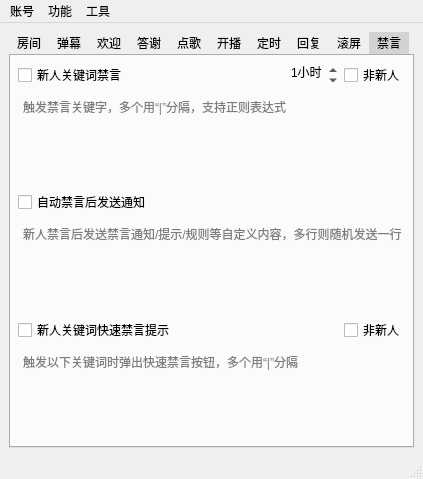
Before: the Qt Designer form mainwindow.ui in iwxyi/Bilibili-MagicalDanmaku, drawn with Qt 5.
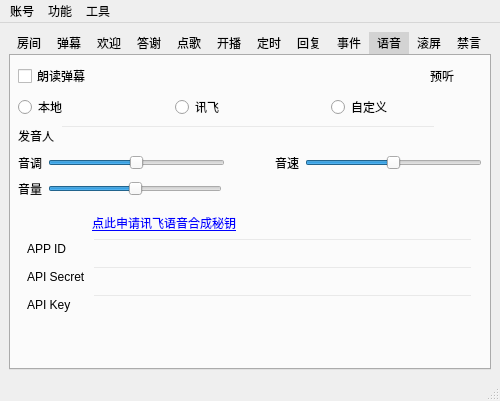
After: the same form once the commit is applied. Icons and pictures are not drawn. Custom widgets are drawn as their Qt base class.

Commit message: 添加语音控件

The edit to the form file:
```diff
--- a/mainwindow.ui
+++ b/mainwindow.ui
@@ -6,8 +6,8 @@
    <rect>
     <x>0</x>
     <y>0</y>
-    <width>423</width>
-    <height>479</height>
+    <width>500</width>
+    <height>385</height>
    </rect>
   </property>
   <property name="windowTitle">
@@ -1519,6 +1519,390 @@
         </item>
        </layout>
       </widget>
+      <widget class="QWidget" name="tab_12">
+       <attribute name="title">
+        <string>事件</string>
+       </attribute>
+       <layout class="QVBoxLayout" name="verticalLayout_13">
+        <item>
+         <widget class="QPushButton" name="addEventButton">
+          <property name="enabled">
+           <bool>false</bool>
+          </property>
+          <property name="toolTip">
+           <string>&lt;html&gt;&lt;head/&gt;&lt;body&gt;&lt;p&gt;添加关键词自动回复&lt;/p&gt;&lt;p&gt;关键词支持正则表达式，多个词语使用“|”隔开&lt;/p&gt;&lt;p&gt;若一条弹幕适配多条关键词表达式，则只回复最上面的一条回复&lt;/p&gt;&lt;/body&gt;&lt;/html&gt;</string>
+          </property>
+          <property name="text">
+           <string>添加事件触发器</string>
+          </property>
+          <property name="flat">
+           <bool>true</bool>
+          </property>
+         </widget>
+        </item>
+        <item>
+         <widget class="QListWidget" name="eventListWidget">
+          <property name="contextMenuPolicy">
+           <enum>Qt::CustomContextMenu</enum>
+          </property>
+          <property name="styleSheet">
+           <string notr="true">QListWidget
+{
+	background: transparent;
+}</string>
+          </property>
+          <property name="selectionMode">
+           <enum>QAbstractItemView::NoSelection</enum>
+          </property>
+          <property name="verticalScrollMode">
+           <enum>QAbstractItemView::ScrollPerPixel</enum>
+          </property>
+          <property name="horizontalScrollMode">
+           <enum>QAbstractItemView::ScrollPerPixel</enum>
+          </property>
+         </widget>
+        </item>
+       </layout>
+      </widget>
+      <widget class="QWidget" name="tab_11">
+       <attribute name="title">
+        <string>语音</string>
+       </attribute>
+       <layout class="QVBoxLayout" name="verticalLayout_12">
+        <item>
+         <layout class="QHBoxLayout" name="horizontalLayout_38">
+          <property name="topMargin">
+           <number>0</number>
+          </property>
+          <item>
+           <widget class="QCheckBox" name="autoSpeekDanmakuCheck">
+            <property name="text">
+             <string>朗读弹幕</string>
+            </property>
+           </widget>
+          </item>
+          <item>
+           <spacer name="horizontalSpacer_21">
+            <property name="orientation">
+             <enum>Qt::Horizontal</enum>
+            </property>
+            <property name="sizeHint" stdset="0">
+             <size>
+              <width>40</width>
+              <height>20</height>
+             </size>
+            </property>
+           </spacer>
+          </item>
+          <item>
+           <widget class="QPushButton" name="voicePreviewButton">
+            <property name="styleSheet">
+             <string notr="true"/>
+            </property>
+            <property name="text">
+             <string>预听</string>
+            </property>
+            <property name="flat">
+             <bool>true</bool>
+            </property>
+           </widget>
+          </item>
+         </layout>
+        </item>
+        <item>
+         <layout class="QHBoxLayout" name="horizontalLayout_35">
+          <item>
+           <widget class="QRadioButton" name="voiceLocalRadio">
+            <property name="text">
+             <string>本地</string>
+            </property>
+           </widget>
+          </item>
+          <item>
+           <widget class="QRadioButton" name="voiceXfyRadio">
+            <property name="text">
+             <string>讯飞</string>
+            </property>
+           </widget>
+          </item>
+          <item>
+           <widget class="QRadioButton" name="voiceCustomRadio">
+            <property name="text">
+             <string>自定义</string>
+            </property>
+           </widget>
+          </item>
+         </layout>
+        </item>
+        <item>
+         <layout class="QHBoxLayout" name="horizontalLayout_36">
+          <item>
+           <widget class="QLabel" name="label_2">
+            <property name="text">
+             <string>发音人</string>
+            </property>
+           </widget>
+          </item>
+          <item>
+           <widget class="QLineEdit" name="voiceNameEdit">
+            <property name="styleSheet">
+             <string notr="true">QLineEdit
+{
+	background: transparent;
+}</string>
+            </property>
+           </widget>
+          </item>
+          <item>
+           <widget class="QPushButton" name="voiceNameSelectButton">
+            <property name="styleSheet">
+             <string notr="true"/>
+            </property>
+            <property name="text">
+             <string/>
+            </property>
+            <property name="icon">
+             <iconset resource="resource.qrc">
+              <normaloff>:/icons/dotdotdot</normaloff>:/icons/dotdotdot</iconset>
+            </property>
+            <property name="flat">
+             <bool>true</bool>
+            </property>
+           </widget>
+          </item>
+         </layout>
+        </item>
+        <item>
+         <layout class="QHBoxLayout" name="horizontalLayout_37" stretch="0,4,1,0,4">
+          <item>
+           <widget class="QLabel" name="label_3">
+            <property name="text">
+             <string>音调</string>
+            </property>
+           </widget>
+          </item>
+          <item>
+           <widget class="QSlider" name="voicePitchSlider">
+            <property name="maximum">
+             <number>100</number>
+            </property>
+            <property name="singleStep">
+             <number>1</number>
+            </property>
+            <property name="value">
+             <number>50</number>
+            </property>
+            <property name="orientation">
+             <enum>Qt::Horizontal</enum>
+            </property>
+           </widget>
+          </item>
+          <item>
+           <spacer name="horizontalSpacer_19">
+            <property name="orientation">
+             <enum>Qt::Horizontal</enum>
+            </property>
+            <property name="sizeHint" stdset="0">
+             <size>
+              <width>5</width>
+              <height>20</height>
+             </size>
+            </property>
+           </spacer>
+          </item>
+          <item>
+           <widget class="QLabel" name="label_6">
+            <property name="text">
+             <string>音速</string>
+            </property>
+           </widget>
+          </item>
+          <item>
+           <widget class="QSlider" name="voiceSpeedSlider">
+            <property name="maximum">
+             <number>100</number>
+            </property>
+            <property name="singleStep">
+             <number>1</number>
+            </property>
+            <property name="value">
+             <number>50</number>
+            </property>
+            <property name="orientation">
+             <enum>Qt::Horizontal</enum>
+            </property>
+           </widget>
+          </item>
+         </layout>
+        </item>
+        <item>
+         <layout class="QHBoxLayout" name="horizontalLayout_39" stretch="0,4,6">
+          <property name="topMargin">
+           <number>0</number>
+          </property>
+          <item>
+           <widget class="QLabel" name="label_13">
+            <property name="text">
+             <string>音量</string>
+            </property>
+           </widget>
+          </item>
+          <item>
+           <widget class="QSlider" name="voiceVolumeSlider">
+            <property name="maximum">
+             <number>100</number>
+            </property>
+            <property name="singleStep">
+             <number>1</number>
+            </property>
+            <property name="value">
+             <number>50</number>
+            </property>
+            <property name="orientation">
+             <enum>Qt::Horizontal</enum>
+            </property>
+           </widget>
+          </item>
+          <item>
+           <spacer name="horizontalSpacer_22">
+            <property name="orientation">
+             <enum>Qt::Horizontal</enum>
+            </property>
+            <property name="sizeHint" stdset="0">
+             <size>
+              <width>40</width>
+              <height>20</height>
+             </size>
+            </property>
+           </spacer>
+          </item>
+         </layout>
+        </item>
+        <item>
+         <widget class="QStackedWidget" name="voiceStack">
+          <property name="currentIndex">
+           <number>1</number>
+          </property>
+          <widget class="QWidget" name="voiceLocalPage"/>
+          <widget class="QWidget" name="voiceXfyPage">
+           <layout class="QGridLayout" name="gridLayout_2">
+            <item row="3" column="0">
+             <widget class="QLabel" name="label_8">
+              <property name="text">
+               <string>API Key</string>
+              </property>
+             </widget>
+            </item>
+            <item row="1" column="0">
+             <widget class="QLabel" name="label_7">
+              <property name="text">
+               <string>APP ID</string>
+              </property>
+             </widget>
+            </item>
+            <item row="1" column="1">
+             <widget class="QLineEdit" name="xfyAppIdEdit">
+              <property name="styleSheet">
+               <string notr="true">QLineEdit
+{
+	background: transparent;
+}</string>
+              </property>
+             </widget>
+            </item>
+            <item row="3" column="1">
+             <widget class="QLineEdit" name="xfyApiKeyEdit">
+              <property name="styleSheet">
+               <string notr="true">QLineEdit
+{
+	background: transparent;
+}</string>
+              </property>
+             </widget>
+            </item>
+            <item row="2" column="0">
+             <widget class="QLabel" name="label_9">
+              <property name="text">
+               <string>API Secret</string>
+              </property>
+             </widget>
+            </item>
+            <item row="2" column="1">
+             <widget class="QLineEdit" name="xfyApiSecretEdit">
+              <property name="styleSheet">
+               <string notr="true">QLineEdit
+{
+	background: transparent;
+}</string>
+              </property>
+             </widget>
+            </item>
+            <item row="4" column="0">
+             <spacer name="verticalSpacer_7">
+              <property name="orientation">
+               <enum>Qt::Vertical</enum>
+              </property>
+              <property name="sizeHint" stdset="0">
+               <size>
+                <width>20</width>
+                <height>40</height>
+               </size>
+              </property>
+             </spacer>
+            </item>
+            <item row="0" column="1">
+             <widget class="QLabel" name="label_10">
+              <property name="text">
+               <string>&lt;html&gt;&lt;head/&gt;&lt;body&gt;&lt;p&gt;&lt;a href=&quot;https://console.xfyun.cn/services/tts&quot;&gt;&lt;span style=&quot; text-decoration: underline; color:#0000ff;&quot;&gt;点此申请讯飞语音合成秘钥&lt;/span&gt;&lt;/a&gt;&lt;/p&gt;&lt;/body&gt;&lt;/html&gt;</string>
+              </property>
+             </widget>
+            </item>
+           </layout>
+          </widget>
+          <widget class="QWidget" name="voiceCustomPage">
+           <layout class="QGridLayout" name="gridLayout">
+            <item row="0" column="0">
+             <widget class="QLabel" name="label_11">
+              <property name="text">
+               <string>API链接</string>
+              </property>
+             </widget>
+            </item>
+            <item row="0" column="1">
+             <widget class="QLineEdit" name="voiceCustomUrlEdit">
+              <property name="toolTip">
+               <string>&lt;html&gt;&lt;head/&gt;&lt;body&gt;&lt;p&gt;只支持直接生成并下载音频文件的API&lt;/p&gt;&lt;p&gt;例如：http://120.24.87.124/cgi-bin/ekho2.pl?cmd=SPEAK&amp;amp;voice=EkhoMandarin&amp;amp;speedDelta=0&amp;amp;pitchDelta=0&amp;amp;volumeDelta=0&amp;amp;text=%1&lt;/p&gt;&lt;/body&gt;&lt;/html&gt;</string>
+              </property>
+              <property name="styleSheet">
+               <string notr="true">QLineEdit
+{
+	background: transparent;
+}</string>
+              </property>
+              <property name="placeholderText">
+               <string>音频接口，文本用“%1”替换</string>
+              </property>
+             </widget>
+            </item>
+            <item row="1" column="0">
+             <spacer name="verticalSpacer_8">
+              <property name="orientation">
+               <enum>Qt::Vertical</enum>
+              </property>
+              <property name="sizeHint" stdset="0">
+               <size>
+                <width>20</width>
+                <height>40</height>
+               </size>
+              </property>
+             </spacer>
+            </item>
+           </layout>
+          </widget>
+         </widget>
+        </item>
+       </layout>
+      </widget>
       <widget class="QWidget" name="tab_7">
        <attribute name="title">
         <string>滚屏</string>
@@ -1837,39 +2221,8 @@
             <property name="text">
              <string>颜色</string>
             </property>
-           </widget>
-          </item>
-         </layout>
-        </item>
-        <item>
-         <widget class="QWidget" name="widget_3" native="true">
-          <property name="minimumSize">
-           <size>
-            <width>0</width>
-            <height>1</height>
-           </size>
-          </property>
-          <property name="maximumSize">
-           <size>
-            <width>16777215</width>
-            <height>1</height>
-           </size>
-          </property>
-          <property name="styleSheet">
-           <string notr="true">background: rgba(88, 88, 88, 64);
-margin: 6px;</string>
-          </property>
-         </widget>
-        </item>
-        <item>
-         <layout class="QHBoxLayout" name="horizontalLayout_32">
-          <property name="topMargin">
-           <number>0</number>
-          </property>
-          <item>
-           <widget class="QCheckBox" name="autoSpeekDanmakuCheck">
-            <property name="text">
-             <string>朗读弹幕</string>
+            <property name="flat">
+             <bool>true</bool>
             </property>
            </widget>
           </item>
@@ -1965,12 +2318,21 @@
         </item>
         <item>
          <widget class="QPlainTextEdit" name="autoBlockNewbieKeysEdit">
+          <property name="minimumSize">
+           <size>
+            <width>0</width>
+            <height>18</height>
+           </size>
+          </property>
           <property name="styleSheet">
            <string notr="true">QPlainTextEdit
 {
 	background: transparent;
 }</string>
           </property>
+          <property name="frameShadow">
+           <enum>QFrame::Sunken</enum>
+          </property>
           <property name="maximumBlockCount">
            <number>0</number>
           </property>
@@ -1998,6 +2360,12 @@
         </item>
         <item>
          <widget class="QPlainTextEdit" name="autoBlockNewbieNotifyWordsEdit">
+          <property name="minimumSize">
+           <size>
+            <width>0</width>
+            <height>18</height>
+           </size>
+          </property>
           <property name="styleSheet">
            <string notr="true">QPlainTextEdit
 {
@@ -2054,6 +2422,12 @@
         </item>
         <item>
          <widget class="QPlainTextEdit" name="promptBlockNewbieKeysEdit">
+          <property name="minimumSize">
+           <size>
+            <width>0</width>
+            <height>18</height>
+           </size>
+          </property>
           <property name="styleSheet">
            <string notr="true">QPlainTextEdit
 {
@@ -2079,8 +2453,8 @@
     <rect>
      <x>0</x>
      <y>0</y>
-     <width>423</width>
-     <height>26</height>
+     <width>500</width>
+     <height>23</height>
     </rect>
    </property>
    <widget class="QMenu" name="menu_2">
```
Left out of the diff: 171 changed lines with no effect on the pictures. The commit also changes 7 other files.
